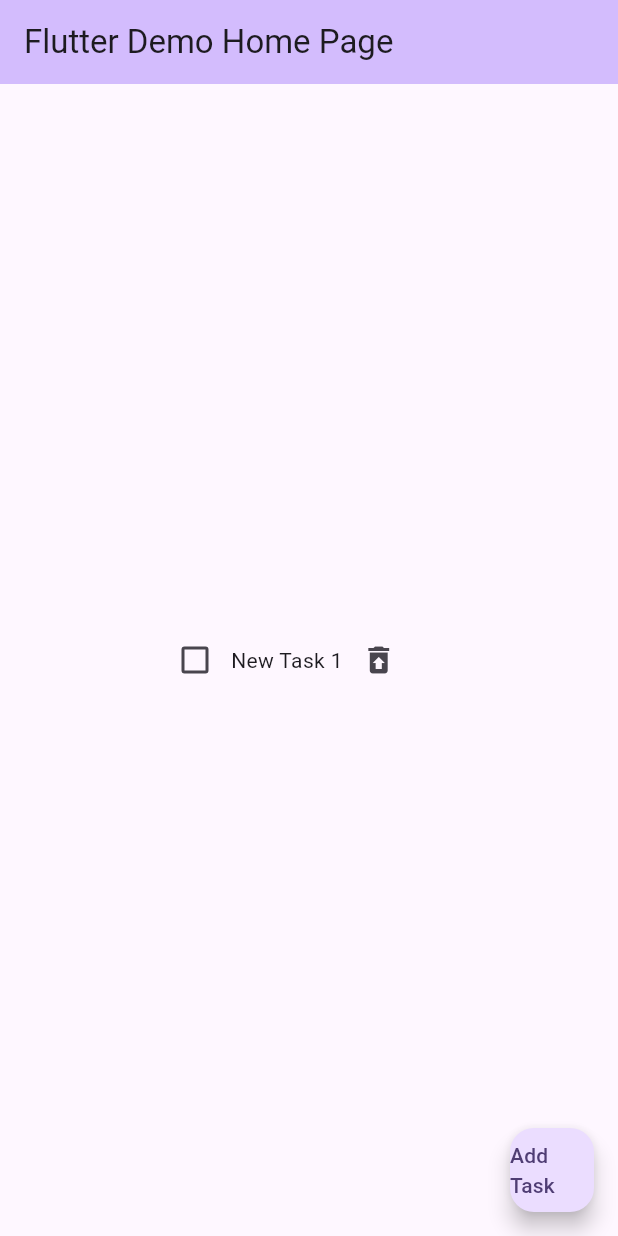
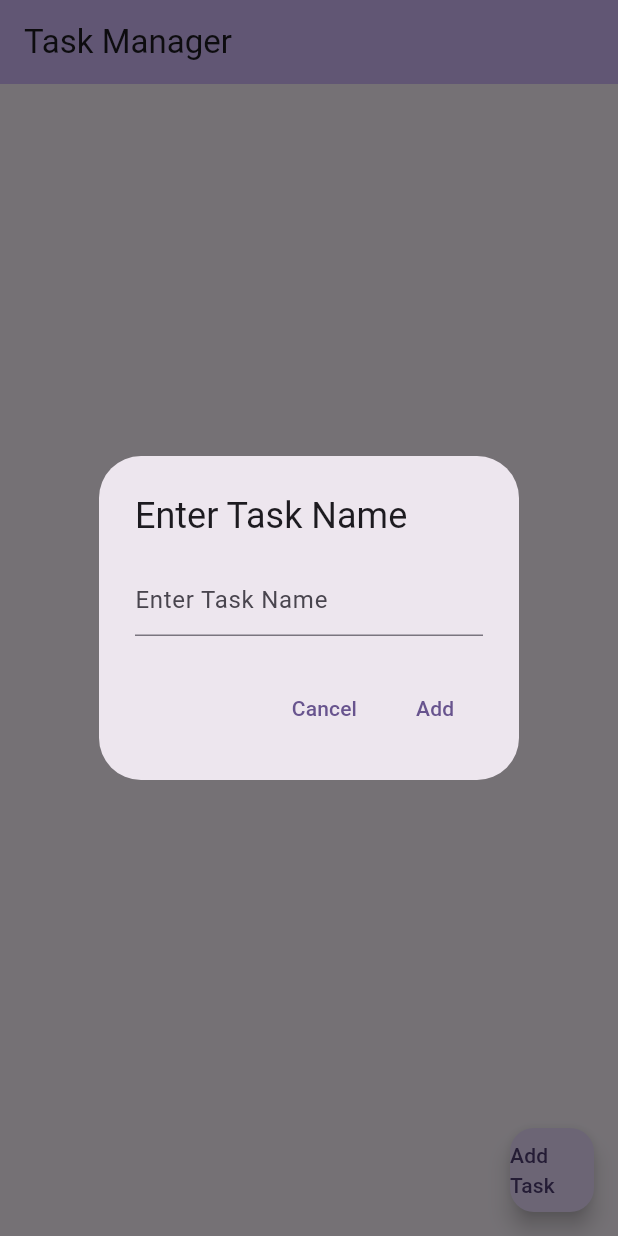
Before and after one commit to CelineSelke/MAD_CW3, a Flutter app: the MyHomePage screen opened directly, after a tap on "Add Task", on a phone screen of 412 x 824 dp. Run offline on Flutter 3.47's test engine with Material 3 defaults, Android fonts, the phone set to English and light mode, and no system bars.

Commit message:
add feature to name tasks

```diff
--- a/lib/main.dart
+++ b/lib/main.dart
@@ -10,11 +10,11 @@ class MyApp extends StatelessWidget {
   @override
   Widget build(BuildContext context) {
     return MaterialApp(
-      title: 'Flutter Demo',
+      title: 'Task Manager',
       theme: ThemeData(
         colorScheme: ColorScheme.fromSeed(seedColor: Colors.deepPurple),
       ),
-      home: const MyHomePage(title: 'Flutter Demo Home Page'),
+      home: const MyHomePage(title: 'Task Manager'),
     );
   }
 }
@@ -35,13 +35,13 @@ class _MyHomePageState extends State<MyHomePage> {
   List<int> taskIds = [];
   int taskIdCounter = 0;
 
-  void addTask() {
+  void addTask(String taskName) {
     setState(() {
-      String taskName = "New Task ${tasks.length + 1}";
       tasks.add(taskName);
       checkedTasks.add(false);
 
-      int taskId = taskIdCounter++;
+      int taskId = taskIdCounter;
+      taskIdCounter++;
       taskIds.add(taskId);
 
       items.add(
@@ -52,10 +52,10 @@ class _MyHomePageState extends State<MyHomePage> {
           child: Row(
             children: [
               Checkbox(
-                value: checkedTasks.last,
+                value: checkedTasks[taskIds.indexOf(taskId)],
                 onChanged: (bool? value) {
                   setState(() {
-                    checkedTasks[checkedTasks.length - 1] = value!;
+                    checkedTasks[taskIds.indexOf(taskId)] = value!;
                   });
                 },
               ),
@@ -83,6 +83,43 @@ class _MyHomePageState extends State<MyHomePage> {
     });
   }
 
+  void showAddTaskDialog() {
+    String newTaskName = "";
+    showDialog(
+      context: context,
+      builder: (BuildContext context) {
+        return AlertDialog(
+          title: const Text('Enter Task Name'),
+          content: TextField(
+            onChanged: (value) {
+              setState(() {
+                newTaskName = value;
+              });
+            },
+            decoration: const InputDecoration(hintText: "Enter Task Name"),
+          ),
+          actions: <Widget>[
+            TextButton(
+              child: const Text("Cancel"),
+              onPressed: () {
+                Navigator.of(context).pop();
+              },
+            ),
+            TextButton(
+              child: const Text("Add"),
+              onPressed: () {
+                if (newTaskName.isNotEmpty) {
+                  addTask(newTaskName);
+                }
+                Navigator.of(context).pop();
+              },
+            ),
+          ],
+        );
+      },
+    );
+  }
+
   @override
   Widget build(BuildContext context) {
     return Scaffold(
@@ -97,7 +134,7 @@ class _MyHomePageState extends State<MyHomePage> {
         ),
       ),
       floatingActionButton: FloatingActionButton(
-        onPressed: addTask,
+        onPressed: showAddTaskDialog,
         child: const Text("Add Task"),
       ),
     );
```
